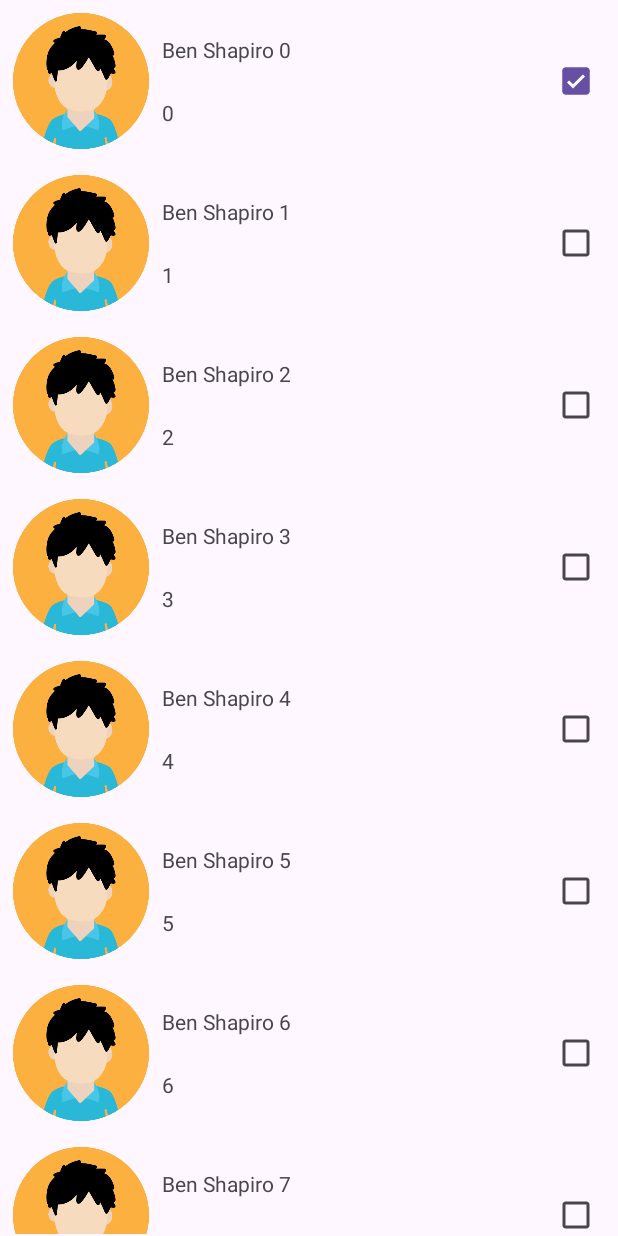
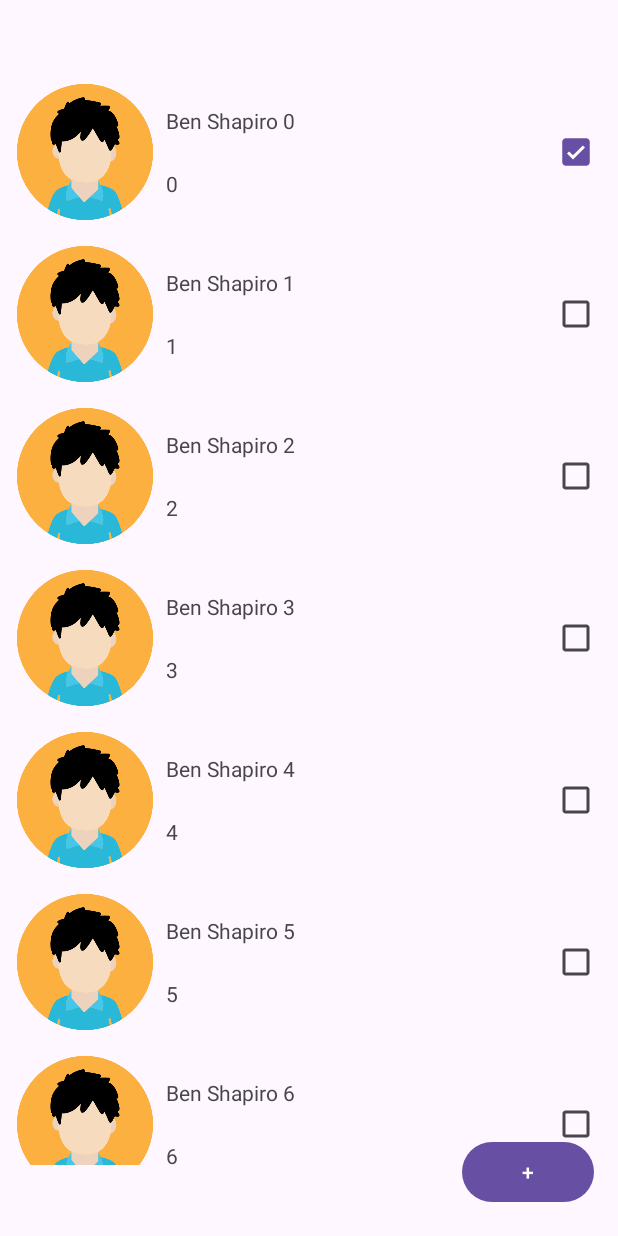
Before and after one commit to nitzanh2000/Students-App-Colman, an Android app: the screen it shows after launch (StudentsRecyclerViewActivity), after a tap on an icon or button, on a phone screen of 412 x 824 dp. Run offline under Robolectric (Android 15) with nearby library versions, the phone set to English and light mode, and no system bars; 1 other tap on this screen came first.

Commit message:
feat: add link to add page

```diff
--- a/app/src/main/java/com/idz/colman24class1/StudentsRecyclerViewActivity.kt
+++ b/app/src/main/java/com/idz/colman24class1/StudentsRecyclerViewActivity.kt
@@ -1,10 +1,12 @@
 package com.idz.colman24class1
 
+import android.content.Intent
 import android.os.Bundle
 import android.util.Log
 import android.view.LayoutInflater
 import android.view.View
 import android.view.ViewGroup
+import android.widget.Button
 import android.widget.CheckBox
 import android.widget.TextView
 import androidx.activity.enableEdgeToEdge
@@ -23,7 +25,7 @@ interface OnItemClickListener {
 
 class StudentsRecyclerViewActivity : AppCompatActivity() {
 
-    var students: MutableList<Student>? = null
+    private var students: MutableList<Student>? = null
 
     override fun onCreate(savedInstanceState: Bundle?) {
         super.onCreate(savedInstanceState)
@@ -35,28 +37,25 @@ class StudentsRecyclerViewActivity : AppCompatActivity() {
             insets
         }
 
-        // TODO: 1. students_recycler_view XML
-        // TODO: 2. Add Adapter
-        // TODO: 3. Add ViewHolder
+        // TODO: 1. Create layout ✅
+        // TODO: 2. Create adapter ✅
+        // TODO: 3. Create ViewHolder ✅
 
         students = Model.shared.students
-
         val recyclerView: RecyclerView = findViewById(R.id.students_recycler_view)
         recyclerView.setHasFixedSize(true)
+
+        val addStudentButton = findViewById<Button>(R.id.activity_students_recycler_view_add_student_button)
+        addStudentButton.setOnClickListener {
+            val intent = Intent(this, AddStudentActivity::class.java)
+            startActivity(intent)
+        }
 
         val layoutManager = LinearLayoutManager(this)
         recyclerView.layoutManager = layoutManager
 
         val adapter = StudentsRecyclerAdapter(students)
-        adapter.listener = object : OnItemClickListener {
-            override fun onItemClick(position: Int) {
-                Log.d("TAG", "On click Activity listener on position $position")
-            }
 
-            override fun onItemClick(student: Student?) {
-                Log.d("TAG", "On student clicked name: ${student?.name}")
-            }
-        }
         recyclerView.adapter = adapter
     }
 
@@ -67,25 +66,25 @@ class StudentsRecyclerViewActivity : AppCompatActivity() {
 
         private var nameTextView: TextView? = null
         private var idTextView: TextView? = null
-        private var studentCheckBox: CheckBox? = null
+        private var checkBox: CheckBox? = null
         private var student: Student? = null
 
         init {
             nameTextView = itemView.findViewById(R.id.student_row_name_text_view)
             idTextView = itemView.findViewById(R.id.student_row_id_text_view)
-            studentCheckBox = itemView.findViewById(R.id.student_row_check_box)
+            checkBox = itemView.findViewById(R.id.student_row_check_box)
 
-            studentCheckBox?.apply {
-                    setOnClickListener {
-                        (tag as? Int)?.let { tag ->
-                            student?.isChecked = (it as? CheckBox)?.isChecked ?: false
-                        }
+            checkBox?.apply {
+                setOnClickListener { view ->
+                    (tag as? Int)?.let { tag ->
+                        student?.isChecked = (view as? CheckBox)?.isChecked ?: false
                     }
                 }
+            }
 
             itemView.setOnClickListener {
-                Log.d("TAG", "On click listener on position $adapterPosition")
-//                listener?.onItemClick(adapterPosition)
+
+                listener?.onItemClick(adapterPosition)
                 listener?.onItemClick(student)
             }
         }
@@ -94,34 +93,27 @@ class StudentsRecyclerViewActivity : AppCompatActivity() {
             this.student = student
             nameTextView?.text = student?.name
             idTextView?.text = student?.id
-
-            studentCheckBox?.apply {
+            checkBox?.apply {
                 isChecked = student?.isChecked ?: false
                 tag = position
             }
         }
     }
 
-    class StudentsRecyclerAdapter(private val students: MutableList<Student>?): RecyclerView.Adapter<StudentViewHolder>() {
+    class StudentsRecyclerAdapter(private val students: List<Student>?): RecyclerView.Adapter<StudentViewHolder>() {
 
         var listener: OnItemClickListener? = null
 
         override fun getItemCount(): Int = students?.size ?: 0
 
         override fun onCreateViewHolder(parent: ViewGroup, viewType: Int): StudentViewHolder {
-            val itemView = LayoutInflater.from(parent.context).inflate(
-                R.layout.student_list_row,
-                parent,
-                false
-            )
-            return StudentViewHolder(itemView, listener)
+            val inflation = LayoutInflater.from(parent.context)
+            val view = inflation.inflate(R.layout.student_list_row, parent, false)
+            return StudentViewHolder(view, listener)
         }
 
         override fun onBindViewHolder(holder: StudentViewHolder, position: Int) {
-            holder.bind(
-                student = students?.get(position),
-                position = position
-            )
+            holder.bind(students?.get(position), position)
         }
     }
 }
--- a/app/src/main/res/layout/activity_students_recycler_view.xml
+++ b/app/src/main/res/layout/activity_students_recycler_view.xml
@@ -9,11 +9,23 @@
 
     <androidx.recyclerview.widget.RecyclerView
         android:id="@+id/students_recycler_view"
-        android:layout_width="0dp"
-        android:layout_height="0dp"
-        android:layout_marginBottom="1dp"
+        android:layout_width="409dp"
+        android:layout_height="729dp"
         app:layout_constraintBottom_toBottomOf="parent"
         app:layout_constraintEnd_toEndOf="parent"
+        app:layout_constraintHorizontal_bias="1.0"
         app:layout_constraintStart_toStartOf="parent"
         app:layout_constraintTop_toTopOf="parent" />
+
+    <Button
+        android:id="@+id/activity_students_recycler_view_add_student_button"
+        android:layout_width="wrap_content"
+        android:layout_height="wrap_content"
+        android:text="+"
+        app:layout_constraintBottom_toBottomOf="parent"
+        app:layout_constraintEnd_toEndOf="parent"
+        app:layout_constraintHorizontal_bias="0.95"
+        app:layout_constraintStart_toStartOf="parent"
+        app:layout_constraintTop_toTopOf="parent"
+        app:layout_constraintVertical_bias="0.976" />
 </androidx.constraintlayout.widget.ConstraintLayout>
```
